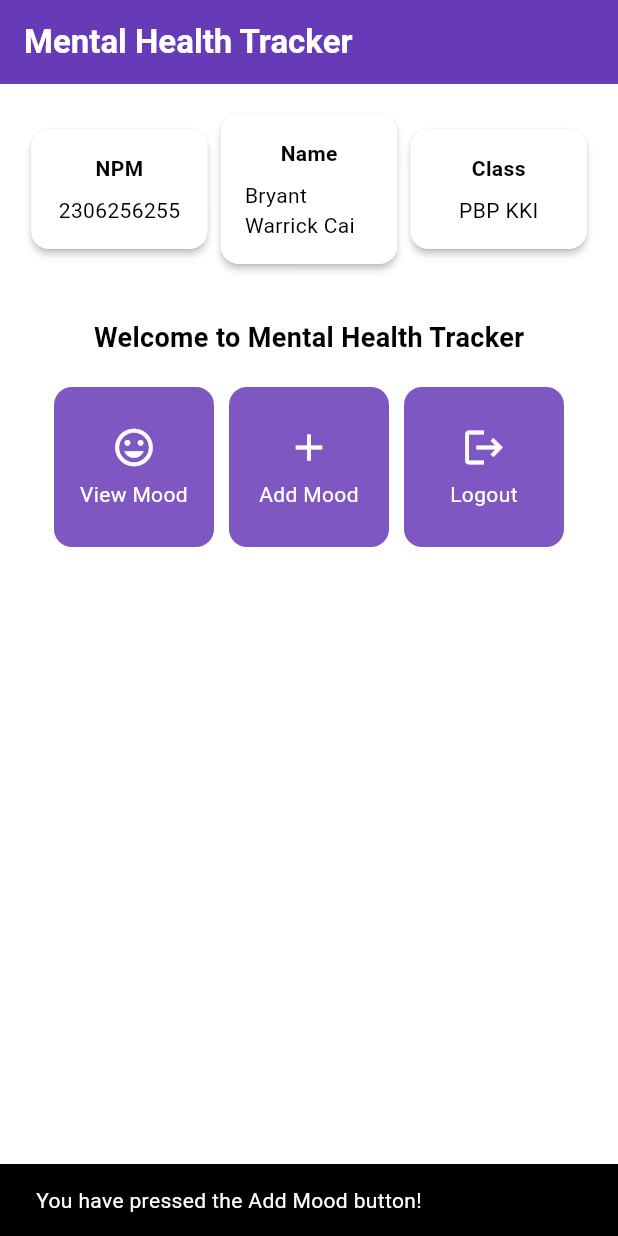
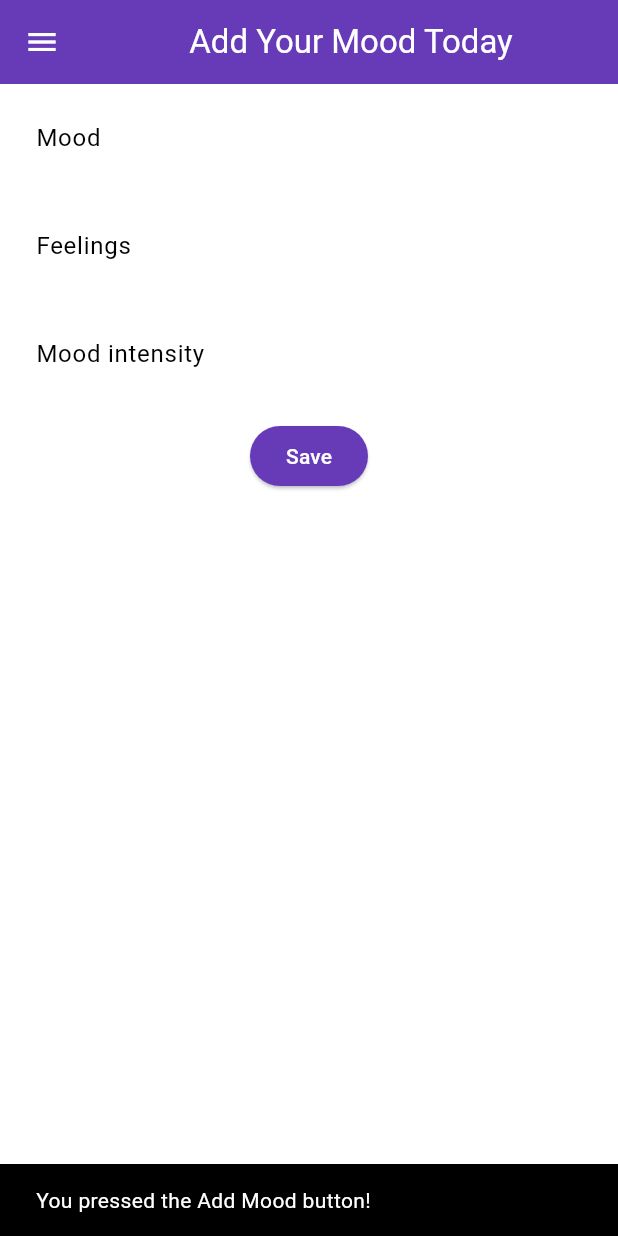
Before and after one commit to bryantwarrickcai/mental-health-tracker-mobile, a Flutter app: the screen it shows after launch, after a tap on "Add Mood", on a phone screen of 412 x 824 dp. Run offline on Flutter 3.47's test engine with Material 3 defaults, Android fonts, the phone set to English and light mode, and no system bars.

Commit message:
Updated for Tutorial 7

```diff
--- a/lib/main.dart
+++ b/lib/main.dart
@@ -1,5 +1,5 @@
 import 'package:flutter/material.dart';
-import 'package:mental_health_tracker/menu.dart';
+import 'package:mental_health_tracker/screens/menu.dart';
 
 void main() {
   runApp(const MyApp());
--- a/lib/menu.dart
+++ b/lib/screens/menu.dart
@@ -1,4 +1,6 @@
 import 'package:flutter/material.dart';
+import 'package:mental_health_tracker/widgets/left_drawer.dart';
+import 'package:mental_health_tracker/widgets/mood_card.dart';
 
 class MyHomePage extends StatelessWidget {
   final String npm = '2306256255'; // NPM
@@ -23,7 +25,11 @@ class MyHomePage extends StatelessWidget {
         ),
         // The background color of the AppBar is obtained from the application theme color scheme.
         backgroundColor: Theme.of(context).colorScheme.primary,
+        // Set drawer icon color to white
+        iconTheme: const IconThemeData(color: Colors.white),
       ),
+      // Add drawer as a parameter value for the drawer attribute of the Scaffold widget
+      drawer: const LeftDrawer(),
       // Body of the page with paddings around it.
       body: Padding(
         padding: const EdgeInsets.all(16.0),
@@ -93,13 +99,6 @@ class MyHomePage extends StatelessWidget {
   ];
 }
 
-class ItemHomepage {
-  final String name;
-  final IconData icon;
-
-  ItemHomepage(this.name, this.icon);
-}
-
 class InfoCard extends StatelessWidget {
   // Card information that displays the title and content.
 
@@ -133,55 +132,3 @@ class InfoCard extends StatelessWidget {
     );
   }
 }
-
-class ItemCard extends StatelessWidget {
-  // Display the card with an icon and name.
-
-  final ItemHomepage item;
-
-  const ItemCard(this.item, {super.key});
-
-  @override
-  Widget build(BuildContext context) {
-    return Material(
-      // Specify the background color of the application theme.
-      color: Theme.of(context).colorScheme.secondary,
-      // Round the card border.
-      borderRadius: BorderRadius.circular(12),
-
-      child: InkWell(
-        // Action when the card is pressed.
-        onTap: () {
-          // Display the SnackBar message when the card is pressed.
-          ScaffoldMessenger.of(context)
-            ..hideCurrentSnackBar()
-            ..showSnackBar(SnackBar(
-                content: Text("You have pressed the ${item.name} button!")));
-        },
-        // Container to store the Icon and Text
-        child: Container(
-          padding: const EdgeInsets.all(8),
-          child: Center(
-            child: Column(
-              // Place the Icon and Text in the center of the card.
-              mainAxisAlignment: MainAxisAlignment.center,
-              children: [
-                Icon(
-                  item.icon,
-                  color: Colors.white,
-                  size: 30.0,
-                ),
-                const Padding(padding: EdgeInsets.all(3)),
-                Text(
-                  item.name,
-                  textAlign: TextAlign.center,
-                  style: const TextStyle(color: Colors.white),
-                ),
-              ],
-            ),
-          ),
-        ),
-      ),
-    );
-  }
-}
--- /dev/null
+++ b/lib/screens/moodentry_form.dart
@@ -0,0 +1,160 @@
+import 'package:flutter/material.dart';
+import 'package:mental_health_tracker/widgets/left_drawer.dart';
+
+class MoodEntryFormPage extends StatefulWidget {
+  const MoodEntryFormPage({super.key});
+
+  @override
+  State<MoodEntryFormPage> createState() => _MoodEntryFormPageState();
+}
+
+class _MoodEntryFormPageState extends State<MoodEntryFormPage> {
+  final _formKey = GlobalKey<FormState>();
+  String _mood = "";
+  String _feelings = "";
+  int _moodIntensity = 0;
+
+  @override
+  Widget build(BuildContext context) {
+    return Scaffold(
+      appBar: AppBar(
+        title: const Center(
+          child: Text(
+            'Add Your Mood Today',
+          ),
+        ),
+        backgroundColor: Theme.of(context).colorScheme.primary,
+        foregroundColor: Colors.white,
+      ),
+      drawer: const LeftDrawer(),
+      body: Form(
+        key: _formKey,
+        child: SingleChildScrollView(
+          child: Column(
+            crossAxisAlignment: CrossAxisAlignment.start,
+            children: [
+              Padding(
+                padding: const EdgeInsets.all(8.0),
+                child: TextFormField(
+                  decoration: InputDecoration(
+                    hintText: "Mood",
+                    labelText: "Mood",
+                    border: OutlineInputBorder(
+                      borderRadius: BorderRadius.circular(5.0),
+                    ),
+                  ),
+                  onChanged: (String? value) {
+                    setState(() {
+                      _mood = value!;
+                    });
+                  },
+                  validator: (String? value) {
+                    if (value == null || value.isEmpty) {
+                      return "Mood cannot be empty!";
+                    }
+                    return null;
+                  },
+                ),
+              ),
+              Padding(
+                padding: const EdgeInsets.all(8.0),
+                child: TextFormField(
+                  decoration: InputDecoration(
+                    hintText: "Feelings",
+                    labelText: "Feelings",
+                    border: OutlineInputBorder(
+                      borderRadius: BorderRadius.circular(5.0),
+                    ),
+                  ),
+                  onChanged: (String? value) {
+                    setState(() {
+                      _feelings = value!;
+                    });
+                  },
+                  validator: (String? value) {
+                    if (value == null || value.isEmpty) {
+                      return "Feelings cannot be empty!";
+                    }
+                    return null;
+                  },
+                ),
+              ),
+              Padding(
+                padding: const EdgeInsets.all(8.0),
+                child: TextFormField(
+                  decoration: InputDecoration(
+                    hintText: "Mood intensity",
+                    labelText: "Mood intensity",
+                    border: OutlineInputBorder(
+                      borderRadius: BorderRadius.circular(5.0),
+                    ),
+                  ),
+                  onChanged: (String? value) {
+                    setState(() {
+                      _moodIntensity = int.tryParse(value!) ?? 0;
+                    });
+                  },
+                  validator: (String? value) {
+                    if (value == null || value.isEmpty) {
+                      return "Mood intensity cannot be empty!";
+                    }
+                    if (int.tryParse(value) == null) {
+                      return "Mood intensity must be a number!";
+                    }
+                    return null;
+                  },
+                ),
+              ),
+              Align(
+                alignment: Alignment.bottomCenter,
+                child: Padding(
+                  padding: const EdgeInsets.all(8.0),
+                  child: ElevatedButton(
+                    style: ButtonStyle(
+                      backgroundColor: WidgetStateProperty.all(
+                          Theme.of(context).colorScheme.primary),
+                    ),
+                    onPressed: () {
+                      if (_formKey.currentState!.validate()) {
+                        showDialog(
+                          context: context,
+                          builder: (context) {
+                            return AlertDialog(
+                              title: const Text('Mood successfully saved'),
+                              content: SingleChildScrollView(
+                                child: Column(
+                                  crossAxisAlignment: CrossAxisAlignment.start,
+                                  children: [
+                                    Text('Mood: $_mood'),
+                                    // TODO: Display other values
+                                  ],
+                                ),
+                              ),
+                              actions: [
+                                TextButton(
+                                  child: const Text('OK'),
+                                  onPressed: () {
+                                    Navigator.pop(context);
+                                    _formKey.currentState!.reset();
+                                  },
+                                ),
+                              ],
+                            );
+                          },
+                        );
+                      }
+                    },
+                    child: const Text(
+                      "Save",
+                      style: TextStyle(color: Colors.white),
+                    ),
+                  ),
+                ),
+              ),
+            ],
+          ),
+        ),
+      ),
+    );
+  }
+}
--- /dev/null
+++ b/lib/widgets/left_drawer.dart
@@ -0,0 +1,68 @@
+import 'package:flutter/material.dart';
+import 'package:mental_health_tracker/screens/menu.dart';
+import 'package:mental_health_tracker/screens/moodentry_form.dart';
+
+class LeftDrawer extends StatelessWidget {
+  const LeftDrawer({super.key});
+
+  @override
+  Widget build(BuildContext context) {
+    return Drawer(
+      child: ListView(
+        children: [
+          DrawerHeader(
+            decoration: BoxDecoration(
+              color: Theme.of(context).colorScheme.primary,
+            ),
+            child: const Column(
+              children: [
+                Text(
+                  'Mental Health Tracker',
+                  textAlign: TextAlign.center,
+                  style: TextStyle(
+                    fontSize: 24,
+                    fontWeight: FontWeight.bold,
+                    color: Colors.white,
+                  ),
+                ),
+                Padding(padding: EdgeInsets.all(8)),
+                Text(
+                  "Track your mental health every day here!",
+                  textAlign: TextAlign.center,
+                  style: TextStyle(
+                    fontSize: 15,
+                    color: Colors.white,
+                    fontWeight: FontWeight.normal,
+                  )
+                ),
+              ],
+            ),
+          ),
+          ListTile(
+            leading: const Icon(Icons.home_outlined),
+            title: const Text('Home Page'),
+            // Redirection part to MyHomePage
+            onTap: () {
+              Navigator.pushReplacement(
+                  context,
+                  MaterialPageRoute(
+                    builder: (context) => MyHomePage(),
+                  ));
+            },
+          ),
+          ListTile(
+            leading: const Icon(Icons.mood),
+            title: const Text('Add Mood'),
+            // Redirection part to MoodEntryFormPage
+            onTap: () {
+              Navigator.push(
+                context,
+                MaterialPageRoute(builder: (context) => MoodEntryFormPage()),
+              );
+            },
+          ),
+        ],
+      ),
+    );
+  }
+}
--- /dev/null
+++ b/lib/widgets/mood_card.dart
@@ -0,0 +1,69 @@
+import 'package:flutter/material.dart';
+import 'package:mental_health_tracker/screens/moodentry_form.dart';
+
+class ItemHomepage {
+  final String name;
+  final IconData icon;
+
+  ItemHomepage(this.name, this.icon);
+}
+
+class ItemCard extends StatelessWidget {
+  // Display the card with an icon and name.
+
+  final ItemHomepage item;
+
+  const ItemCard(this.item, {super.key});
+
+  @override
+  Widget build(BuildContext context) {
+    return Material(
+      // Specify the background color of the application theme.
+      color: Theme.of(context).colorScheme.secondary,
+      // Round the card border.
+      borderRadius: BorderRadius.circular(12),
+
+      child: InkWell(
+        // Action when the card is pressed.
+        onTap: () {
+          // Show SnackBar when clicked
+          ScaffoldMessenger.of(context)
+            ..hideCurrentSnackBar()
+            ..showSnackBar(SnackBar(
+                content: Text("You pressed the ${item.name} button!")));
+
+          // Navigate to the appropriate route (depending on the button type)
+          if (item.name == "Add Mood") {
+            Navigator.push(
+              context,
+              MaterialPageRoute(builder: (context) => MoodEntryFormPage()),
+            );
+          }
+        },
+        // Container to store the Icon and Text
+        child: Container(
+          padding: const EdgeInsets.all(8),
+          child: Center(
+            child: Column(
+              // Place the Icon and Text in the center of the card.
+              mainAxisAlignment: MainAxisAlignment.center,
+              children: [
+                Icon(
+                  item.icon,
+                  color: Colors.white,
+                  size: 30.0,
+                ),
+                const Padding(padding: EdgeInsets.all(3)),
+                Text(
+                  item.name,
+                  textAlign: TextAlign.center,
+                  style: const TextStyle(color: Colors.white),
+                ),
+              ],
+            ),
+          ),
+        ),
+      ),
+    );
+  }
+}
```
